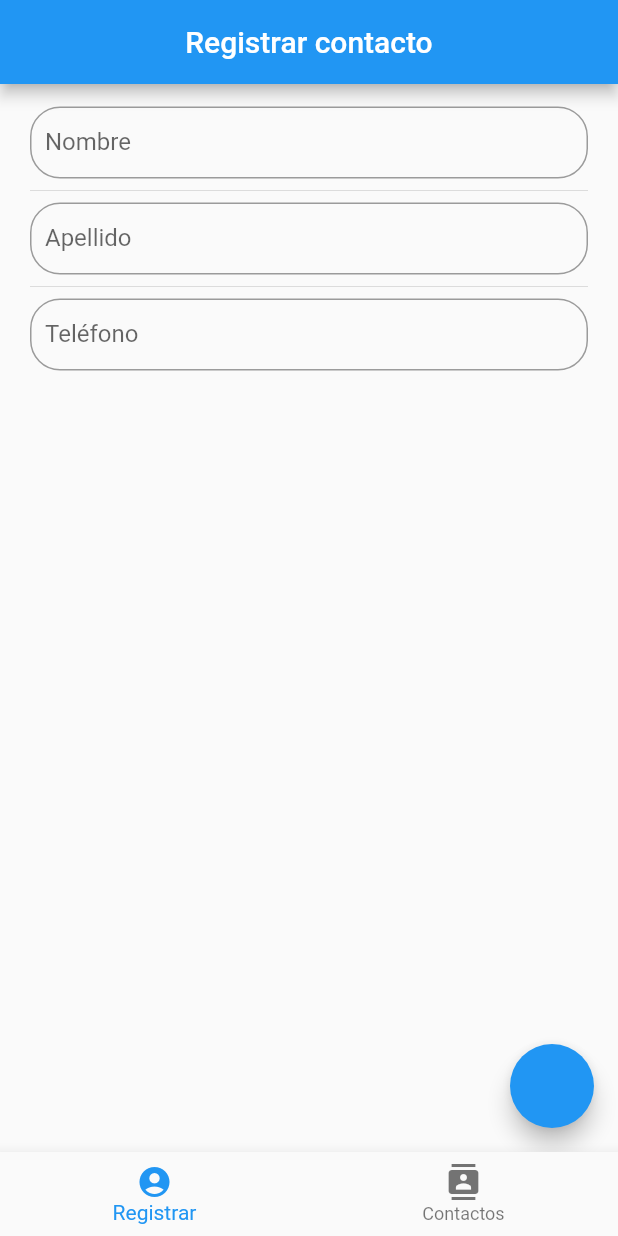
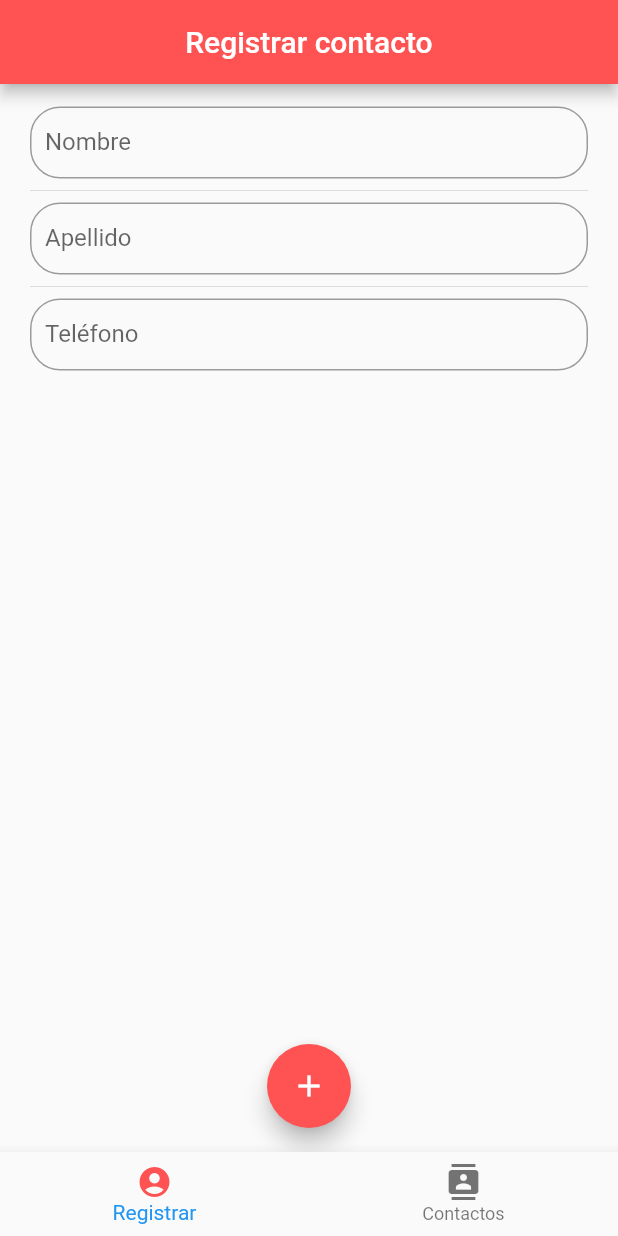
Before and after one commit to oscar02r/tareasqlite, a Flutter app: the screen it shows after launch, on a phone screen of 412 x 824 dp. Run offline on Flutter 3.47's test engine with Material 2 defaults, Android fonts, the phone set to English and light mode, and no system bars.

Commit message:
Adding theme to compent

```diff
--- a/sqliteapp/lib/src/app.dart
+++ b/sqliteapp/lib/src/app.dart
@@ -17,6 +17,11 @@ class MyApp extends StatelessWidget {
         'home'    :(BuildContext context) => HomePage(),
         'contact' :( BuildContext context) => ContactPage(),
       },
+      theme: ThemeData(
+        primaryColor: Colors.redAccent,
+        backgroundColor: Colors.redAccent,
+
+      ),
     );
   }
 }
--- a/sqliteapp/lib/src/pages/home_page.dart
+++ b/sqliteapp/lib/src/pages/home_page.dart
@@ -41,7 +41,12 @@ class _HomePageState extends State<HomePage> {
       },
       items: [
         BottomNavigationBarItem(
-            icon: Icon(Icons.account_circle), title: Text('Registrar')),
+            icon: Icon(
+              Icons.account_circle,
+              color: Theme.of(context).primaryColor,
+            )
+            , title: Text('Registrar')
+            ),
         BottomNavigationBarItem(
             icon: Icon(Icons.contacts), title: Text('Contactos'))
       ],
--- a/sqliteapp/lib/src/pages/register_page.dart
+++ b/sqliteapp/lib/src/pages/register_page.dart
@@ -23,6 +23,7 @@ class _RegisterPageState extends State<RegisterPage> {
           _createPhone()
         ],
       ),
+      floatingActionButtonLocation: FloatingActionButtonLocation.centerFloat,
       floatingActionButton: _createFloatingAction(),
     );
   }
@@ -70,7 +71,10 @@ class _RegisterPageState extends State<RegisterPage> {
 
   Widget _createFloatingAction() {
     return FloatingActionButton(
-      onPressed: null
-      );
+     backgroundColor: Theme.of(context).backgroundColor,
+      child: Icon(Icons.add),
+       onPressed: () {
+
+       });
   }
 }
```
